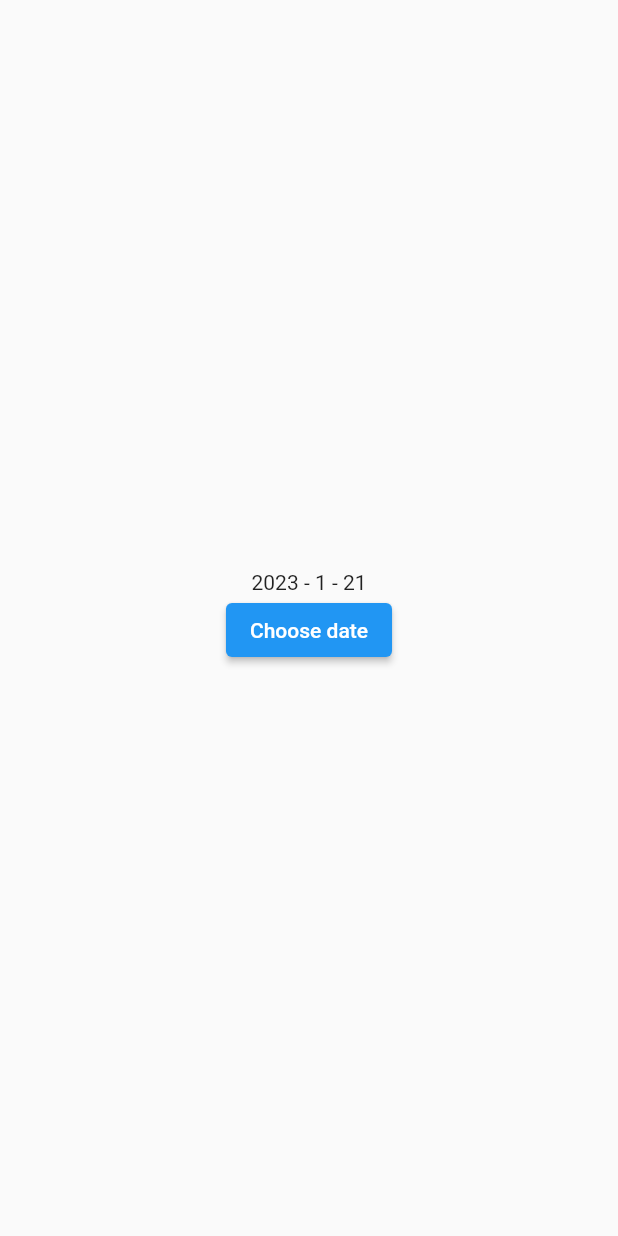
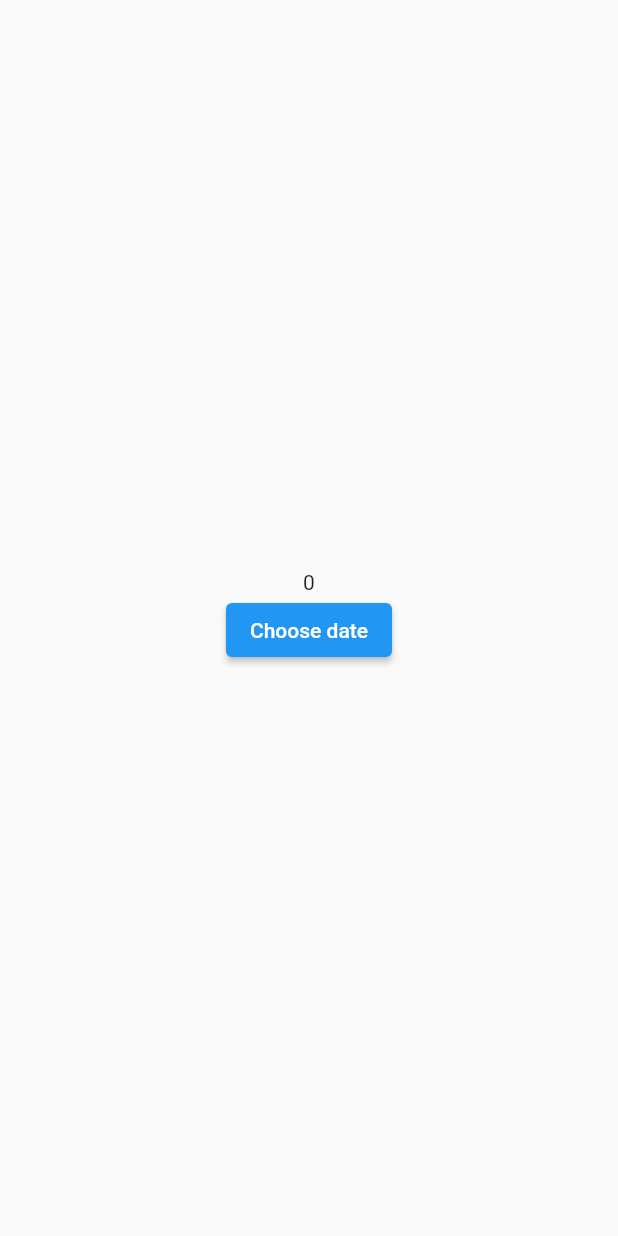
Before and after one commit to zalkary4/flutter_widget_3, a Flutter app: the screen it shows after launch, on a phone screen of 412 x 824 dp. Run offline on Flutter 3.47's test engine with Material 2 defaults, Android fonts, the phone set to English and light mode, and no system bars; our stand-ins replace syncfusion_flutter_datepicker; key blocks and very long unbroken strings in the code were emptied for the run.

Commit message:
date range picker widget

```diff
--- /dev/null
+++ b/lib/date_range_picker_widget2.dart
@@ -0,0 +1,42 @@
+//!time Picker &&& Date picker (91)
+import 'package:flutter/material.dart';
+
+class DateRangePickerWidget2 extends StatefulWidget {
+  const DateRangePickerWidget2({Key? key}) : super(key: key);
+
+  @override
+  _DateRangePickerWidget2State createState() => _DateRangePickerWidget2State();
+}
+
+class _DateRangePickerWidget2State extends State<DateRangePickerWidget2> {
+  DateTimeRange selectedDates = DateTimeRange(
+    start: DateTime.now(),
+    end: DateTime.now(),
+  );
+  @override
+  Widget build(BuildContext context) {
+    return Center(
+      child: Column(
+        mainAxisAlignment: MainAxisAlignment.center,
+        children: [
+          Text('${selectedDates.duration.inDays}'),
+          ElevatedButton(
+            onPressed: () async {
+              DateTimeRange? dateTimeRange = await showDateRangePicker(
+                context: context,
+                firstDate: DateTime(1900),
+                lastDate: DateTime(2100),
+              );
+              if (dateTimeRange != null) {
+                setState(() {
+                  selectedDates = dateTimeRange;
+                });
+              }
+            },
+            child: const Text('Choose date'),
+          ),
+        ],
+      ),
+    );
+  }
+}
--- a/lib/main.dart
+++ b/lib/main.dart
@@ -1,5 +1,5 @@
 import 'package:flutter/material.dart';
-import 'package:flutter_application_1/data_picker_widget2.dart';
+import 'package:flutter_application_1/date_range_picker_widget2.dart';
 
 void main() {
   runApp(const MyApp());
@@ -12,7 +12,7 @@ class MyApp extends StatelessWidget {
     return const MaterialApp(
       debugShowCheckedModeBanner: false,
       home: Scaffold(
-        body: DataPickerWidget2(),
+        body: DateRangePickerWidget2(),
       ),
     );
   }
```
